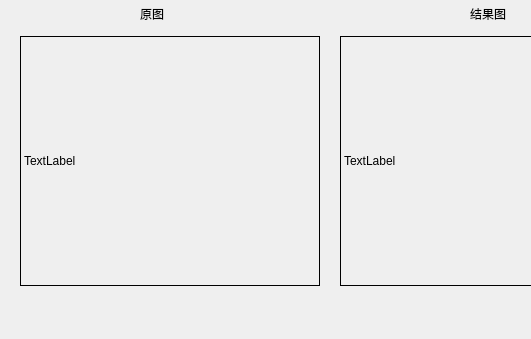
Qt form MachineVisionSystem/FormMorphological.ui (Uhifon/MachineVisionSystem) before a commit; both pictures show x 0 to 531 and y 94 to 433 of the 660 by 433 pixel window.
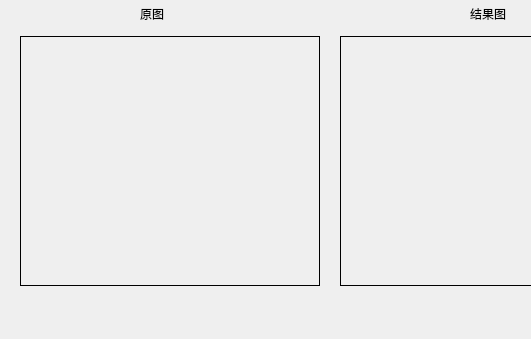
The same form after that commit.

Diff of the .ui file:
```diff
--- a/MachineVisionSystem/FormMorphological.ui
+++ b/MachineVisionSystem/FormMorphological.ui
@@ -115,7 +115,7 @@
     <enum>QFrame::Box</enum>
    </property>
    <property name="text">
-    <string>TextLabel</string>
+    <string/>
    </property>
   </widget>
   <widget class="QLabel" name="label_3">
@@ -144,7 +144,7 @@
     <enum>QFrame::Box</enum>
    </property>
    <property name="text">
-    <string>TextLabel</string>
+    <string/>
    </property>
   </widget>
   <widget class="QLabel" name="label_5">
```
Left out of the diff: 2 changed lines with no effect on the pictures.
